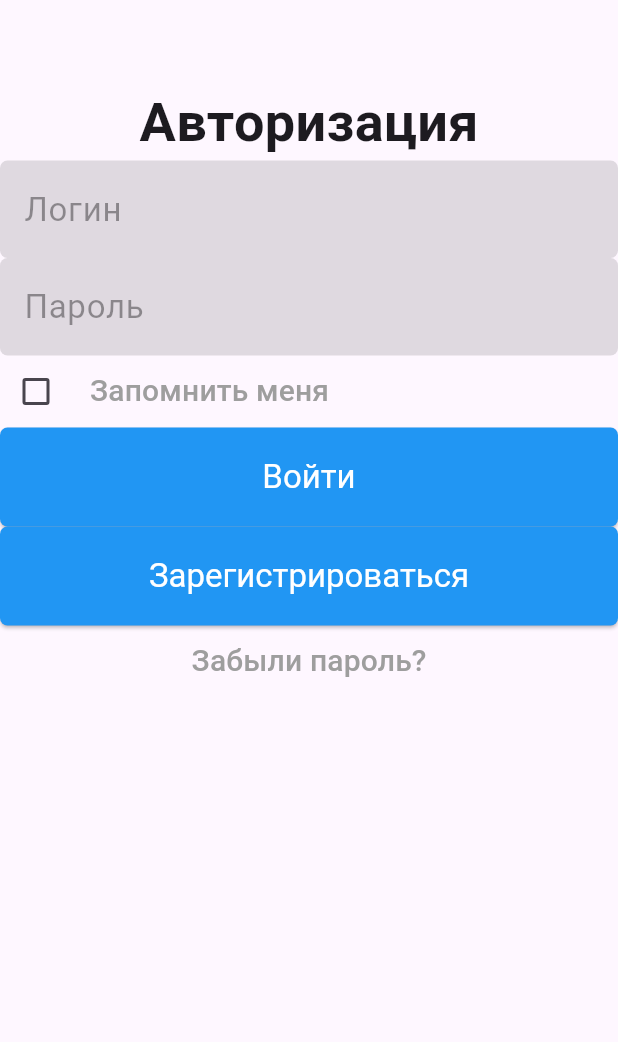
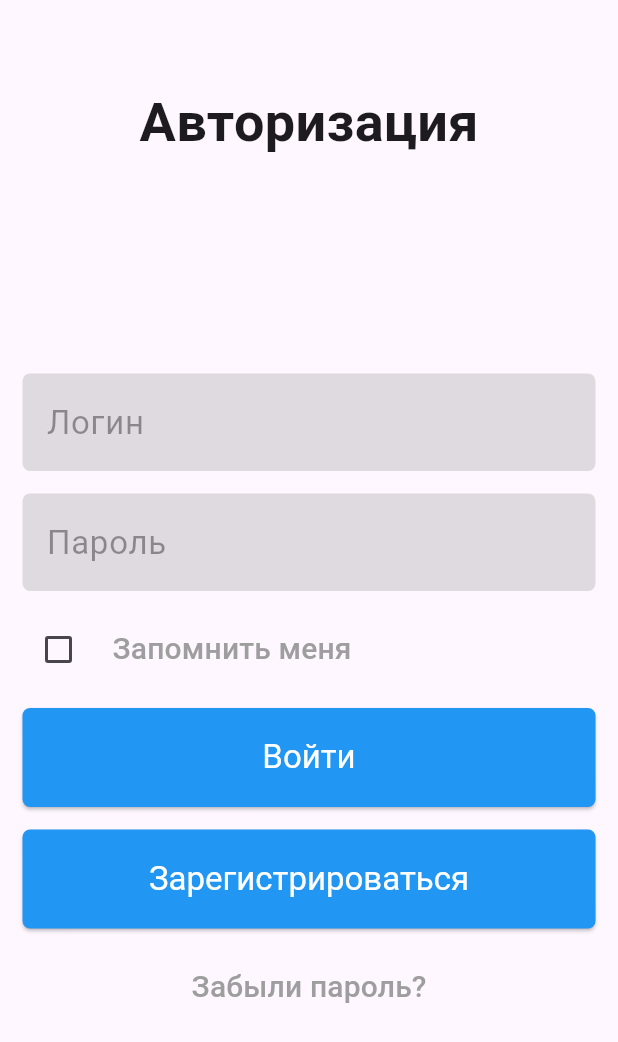
Before and after one commit to ReallyWeirdCat/pks_s5_pr2, a Flutter app: the screen it shows after launch, on a phone screen of 412 x 824 dp. Shown: the top 1042 px of the screen. Run offline on Flutter 3.47's test engine with Material 3 defaults, Android fonts, the phone set to English and light mode, and no system bars.

Commit message:
Wrap with padding

```diff
--- a/lib/main.dart
+++ b/lib/main.dart
@@ -39,6 +39,14 @@ class HomePage extends StatelessWidget {
                "Авторизация", style: TextStyle(fontSize: 36, fontWeight: FontWeight.bold),
            ),
 
+           const Spacer(),
+
+           Padding(
+             padding: const EdgeInsets.all(15.0),
+             child: Wrap(
+               runSpacing: 15.0,
+               alignment: WrapAlignment.spaceAround,
+               children: <Widget> [
                  // Поле логина
                  const TextField(
                    decoration: InputDecoration( hintText: 'Логин',
@@ -125,10 +133,12 @@ class HomePage extends StatelessWidget {
                  TextButton(
                      onPressed: (){},
                      child: const Text("Забыли пароль?", style: TextStyle(color: Colors.grey, fontSize: 20),
-               )
-           )
-         ]
                      ),
+                 ),
+             ]),
+           ),
+           const Spacer(),
+       ]),
     );
   }
 }
```
Lines whose indentation alone changed are shown as unchanged.
